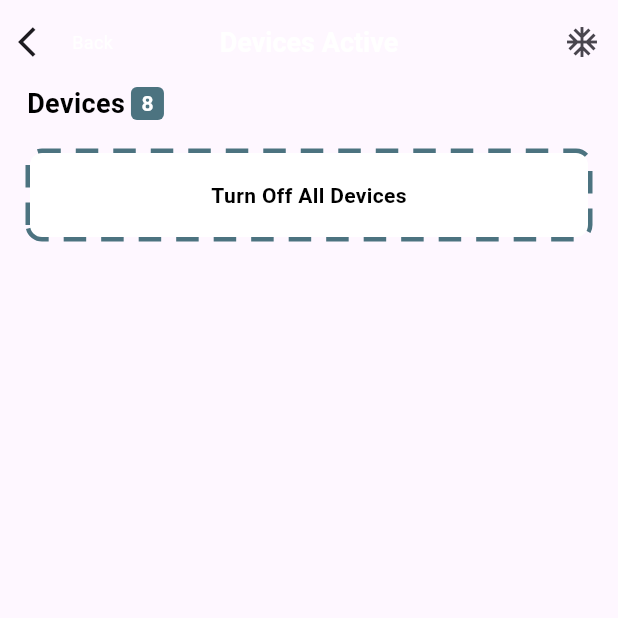
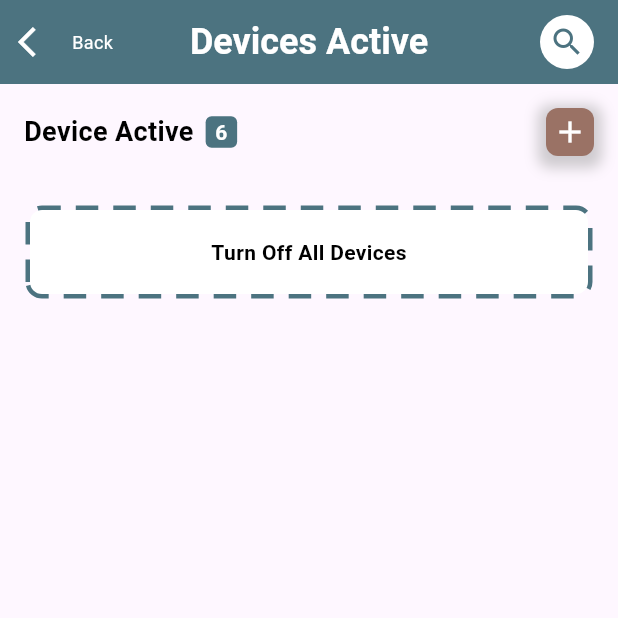
Before and after one commit to ashraful1003/Smart-Home, a Flutter app: the DeviceActiveScreen screen opened directly, on a phone screen of 412 x 824 dp, the top half of it. Run offline on Flutter 3.47's test engine with Material 2 defaults, Android fonts, the phone set to English and light mode, and no system bars; drawn by our look-alikes of dotted_border; our stand-ins replace google_nav_bar.

Commit message:
Room Design Complete

```diff
--- a/lib/main.dart
+++ b/lib/main.dart
@@ -1,4 +1,5 @@
 import 'package:flutter/material.dart';
+import 'package:smart_home/views/device_active/device_active_screen.dart';
 import 'package:smart_home/views/home/home_screen.dart';
 import 'package:smart_home/views/landing_screen.dart';
 import 'package:smart_home/views/see_all_detail_room/see_all_detail_room_screen.dart';
@@ -21,7 +22,7 @@ class MyApp extends StatelessWidget {
         colorScheme: ColorScheme.fromSeed(seedColor: Colors.deepPurple),
         useMaterial3: true,
       ),
-      home: SmartModeScreen(),
+      home: SeeAllDetailRoomScreen(),
     );
   }
 }
--- /dev/null
+++ b/lib/views/common_widget/see_all.dart
@@ -0,0 +1,75 @@
+import 'package:flutter/material.dart';
+import 'package:smart_home/views/common_widget/text_widget.dart';
+
+import '../../constants.dart';
+
+class SeeAll extends StatelessWidget {
+  SeeAll(
+      {Key? key,
+      required this.text1,
+      required this.text2,
+      required this.text3,
+      this.color})
+      : super(key: key);
+
+  String text1, text2, text3;
+  Color? color;
+
+  @override
+  Widget build(BuildContext context) {
+    return Row(
+      mainAxisAlignment: MainAxisAlignment.spaceBetween,
+      children: [
+        Row(
+          children: [
+            TextWidget(
+                text: text1,
+                size: 18,
+                weight: FontWeight.w600,
+                color: Colors.black),
+            Container(
+              height: 21,
+              width: 21,
+              margin: EdgeInsets.only(left: 8),
+              decoration: BoxDecoration(
+                  borderRadius: BorderRadius.circular(4),
+                  color: hexToColor(mains2)),
+              alignment: Alignment.center,
+              child: TextWidget(
+                  text: text3,
+                  size: 14,
+                  weight: FontWeight.w600,
+                  color: Colors.white),
+            ),
+          ],
+        ),
+        text2 != 'icon'
+            ? TextWidget(
+                text: text2,
+                size: 16,
+                weight: FontWeight.w600,
+                color: hexToColor(mains2))
+            : Container(
+                height: 32,
+                width: 32,
+                decoration: BoxDecoration(
+                    boxShadow: [
+                      BoxShadow(
+                        color: Colors.grey.withOpacity(0.5),
+                        spreadRadius: 5,
+                        blurRadius: 7,
+                        offset: Offset(0, 3), // changes position of shadow
+                      ),
+                    ],
+                    borderRadius: BorderRadius.circular(8),
+                    color: color == null ? Colors.white : color),
+                alignment: Alignment.center,
+                child: Icon(
+                  Icons.add,
+                  color: color == null ? hexToColor(mains2) : Colors.white,
+                ),
+              )
+      ],
+    );
+  }
+}
--- a/lib/views/device_active/device_active_screen.dart
+++ b/lib/views/device_active/device_active_screen.dart
@@ -1,7 +1,9 @@
 import 'package:flutter/material.dart';
+import 'package:smart_home/constants.dart';
 
 import '../common_widget/frame34.dart';
 import '../common_widget/frame38.dart';
+import '../common_widget/see_all.dart';
 import '../common_widget/text_widget.dart';
 
 class DeviceActiveScreen extends StatelessWidget {
@@ -11,24 +13,53 @@ class DeviceActiveScreen extends StatelessWidget {
   Widget build(BuildContext context) {
     return Scaffold(
       appBar: AppBar(
+        backgroundColor: hexToColor(mains2),
         leadingWidth: 80,
         leading: Row(
           children: [
             IconButton(
-                onPressed: () {}, icon: const Icon(Icons.arrow_back_ios)),
-            TextWidget(text: 'Back', size: 12, weight: FontWeight.w400, color: Colors.white,),
+                onPressed: () {},
+                icon: const Icon(
+                  Icons.arrow_back_ios,
+                  color: Colors.white,
+                )),
+            TextWidget(
+              text: 'Back',
+              size: 12,
+              weight: FontWeight.w400,
+              color: Colors.white,
+            ),
           ],
         ),
         title: TextWidget(
-            text: 'Devices Active', size: 18, weight: FontWeight.w600, color: Colors.white,),
+          text: 'Devices Active',
+          size: 24,
+          weight: FontWeight.w600,
+          color: Colors.white,
+        ),
         centerTitle: true,
         actions: [
-          IconButton(onPressed: () {}, icon: Icon(Icons.ac_unit)),
+          Container(
+            margin: EdgeInsets.only(right: 16),
+            padding: EdgeInsets.all(6),
+            decoration: BoxDecoration(
+                color: Colors.white, borderRadius: BorderRadius.circular(25)),
+            child: GestureDetector(
+                onTap: () {},
+                child: Icon(Icons.search, color: hexToColor(mains2))),
+          ),
         ],
       ),
       body: Column(
         children: [
-          Frame34(text1: 'Devices', text2: '8'),
+          Container(
+              margin: EdgeInsets.symmetric(horizontal: 16, vertical: 16),
+              child: SeeAll(
+                text1: 'Device Active',
+                text2: 'icon',
+                text3: '6',
+                color: hexToColor(button),
+              )),
           Frame38(text: 'Turn Off All Devices'),
         ],
       ),
```
Also changed, not shown: lib/views/common_widget/clipper.dart (added, +27 -0 lines), lib/views/home/home_screen.dart (+14 -15 lines), lib/views/landing_screen.dart (+6 -5 lines), lib/views/see_all_detail_room/see_all_detail_room_screen.dart (+34 -9 lines), lib/views/smart_mode/mode_card.dart (+6 -6 lines).
